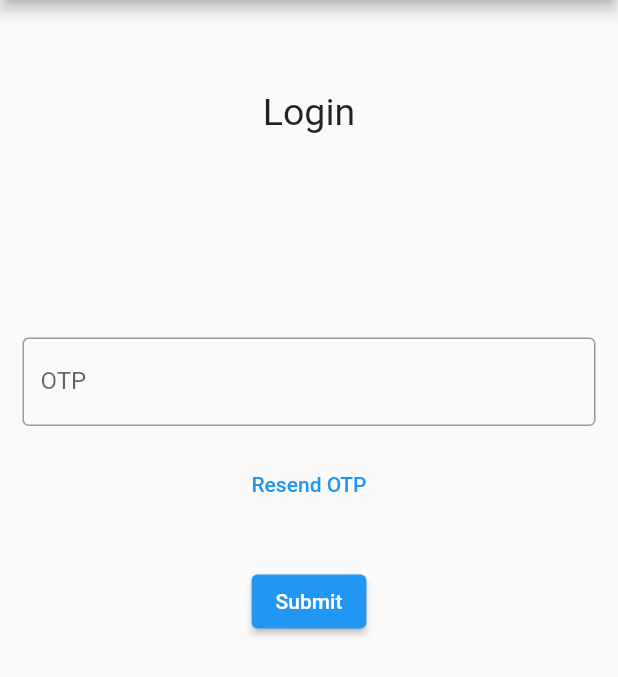
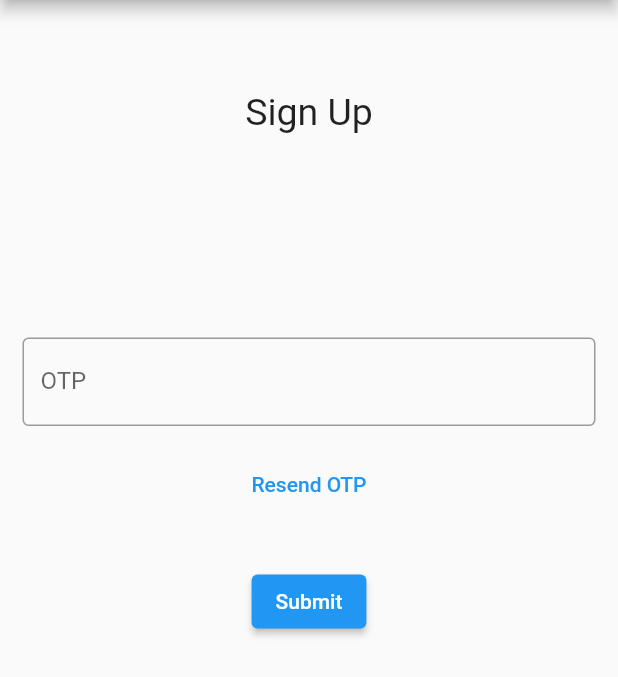
Before and after one commit to pwlamidy/financial_mobile_app, a Flutter app: the SignUp screen opened by its route, after a tap on "Submit", on a phone screen of 412 x 824 dp, the part 84-761 px from its top. Run offline on Flutter 3.47's test engine with Material 2 defaults, Android fonts, the phone set to English and light mode, and no system bars; our stand-ins replace go_router.

Commit message:
Update OTP title

```diff
--- a/lib/screens/access_code.dart
+++ b/lib/screens/access_code.dart
@@ -1,7 +1,9 @@
 import 'package:flutter/material.dart';
 
 class AccessCode extends StatefulWidget {
-  const AccessCode({Key? key}) : super(key: key);
+  const AccessCode({Key? key, required this.title}) : super(key: key);
+
+  final String title;
 
   @override
   State<AccessCode> createState() => _AccessCodeState();
@@ -17,13 +19,13 @@ class _AccessCodeState extends State<AccessCode> {
       body: SingleChildScrollView(
         child: Column(
           children: <Widget>[
-            const Padding(
+            Padding(
               padding: EdgeInsets.only(top: 60.0),
               child: Center(
                 child: SizedBox(
                   height: 150,
                   child: Text(
-                    "Login",
+                    widget.title,
                     style: TextStyle(fontSize: 25),
                   ),
                 ),
--- a/lib/screens/login.dart
+++ b/lib/screens/login.dart
@@ -52,7 +52,7 @@ class _LoginState extends State<Login> {
                 child: ElevatedButton(
                   onPressed: () {
                     Navigator.push(context,
-                        MaterialPageRoute(builder: (_) => const AccessCode()));
+                        MaterialPageRoute(builder: (_) => const AccessCode(title: "Login",)));
                   },
                   child: const Text('Submit'),
                 ),
--- a/lib/screens/sign_up.dart
+++ b/lib/screens/sign_up.dart
@@ -52,7 +52,7 @@ class _SignUpState extends State<SignUp> {
                 child: ElevatedButton(
                   onPressed: () {
                     Navigator.push(context,
-                        MaterialPageRoute(builder: (_) => const AccessCode()));
+                        MaterialPageRoute(builder: (_) => const AccessCode(title: "Sign Up",)));
                   },
                   child: const Text('Submit'),
                 ),
```
